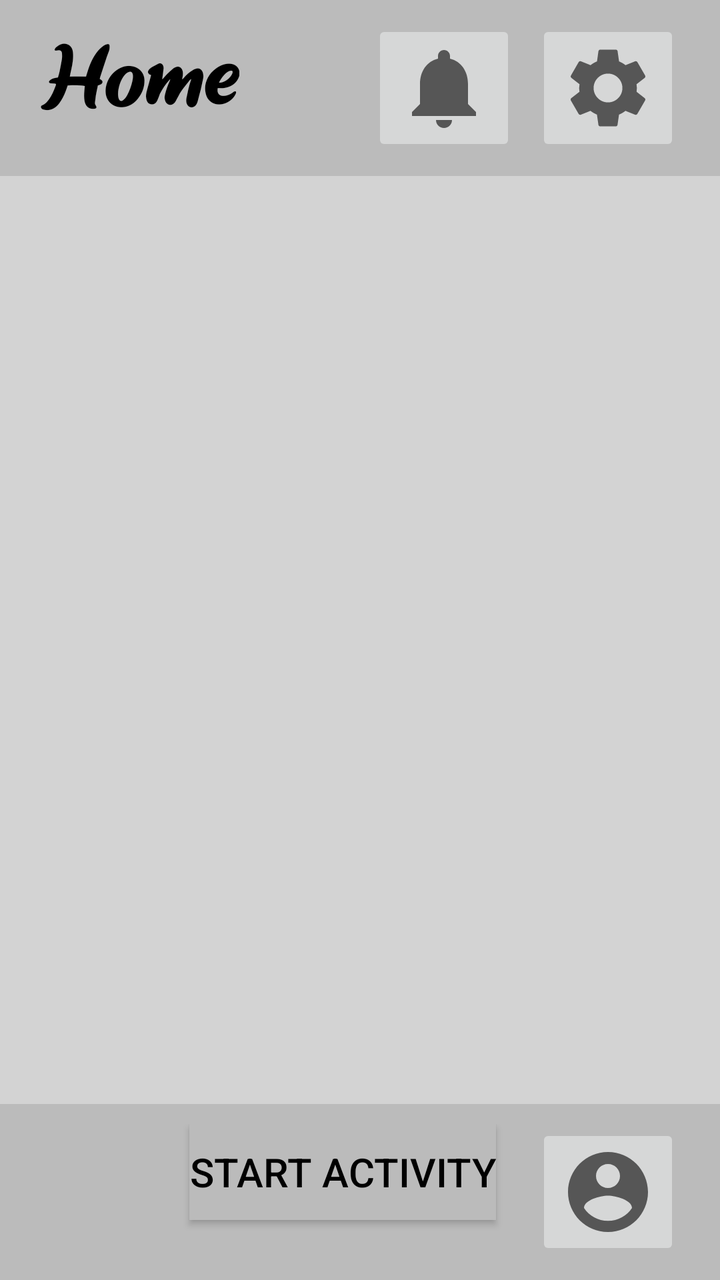
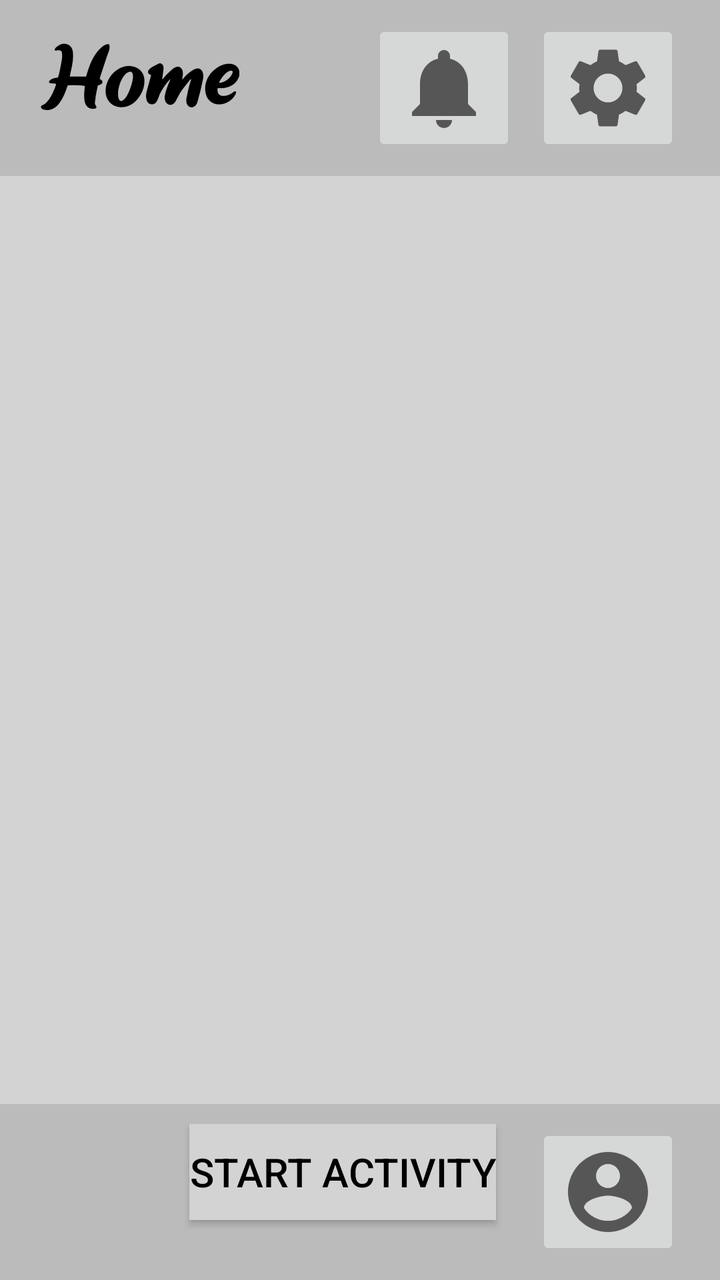

Two renders of the same Android screen: before a commit and after it. Below are the layout's source before the change and the commit's diff.
<!-- AndroidManifest.xml: application theme Theme.CMP309CWK -->
<!-- res/layout/activity_main.xml -->
<?xml version="1.0" encoding="utf-8"?>
<RelativeLayout xmlns:android="http://schemas.android.com/apk/res/android"
    android:layout_width="fill_parent"
    android:layout_height="fill_parent"
    xmlns:app="http://schemas.android.com/apk/res-auto"
    android:background="@color/white"
    android:orientation="vertical">

    <LinearLayout xmlns:android="http://schemas.android.com/apk/res/android"
        xmlns:tools="http://schemas.android.com/tools"
        android:layout_width="match_parent"
        android:layout_height="match_parent"
        android:background="#D3D3D3"
        android:orientation="vertical"
        tools:context=".MainActivity">

        
        <LinearLayout
            android:layout_width="match_parent"
            android:layout_height="wrap_content"
            android:background="#bbbbbb"
            android:orientation="horizontal">

            <TextView
                android:layout_width="wrap_content"
                android:layout_height="wrap_content"
                android:layout_marginLeft="20dp"
                android:layout_marginTop="20dp"
                android:layout_marginBottom="10dp"
                android:fontFamily="@font/title"
                android:gravity="left"
                android:text="Home"
                android:textColor="#000000"
                android:textSize="40sp" />


            <LinearLayout
                android:layout_width="match_parent"
                android:layout_height="wrap_content"
                android:layout_marginTop="10dp"
                android:layout_marginRight="10dp"
                android:layout_marginBottom="10dp"
                android:gravity="right"
                android:orientation="horizontal">


                <ImageButton
                    android:id="@+id/btnNotification"
                    android:layout_width="wrap_content"
                    android:layout_height="wrap_content"
                    android:layout_marginRight="10dp"
                    android:src="@drawable/ic_baseline_notifications_24" />

                <ImageButton
                    android:id="@+id/btnSettings"
                    android:layout_width="wrap_content"
                    android:layout_height="wrap_content"
                    android:layout_marginRight="10dp"
                    android:src="@drawable/ic_baseline_settings_24" />

            </LinearLayout>
        </LinearLayout>
        

        
        
        

    </LinearLayout>

    
    <LinearLayout
        android:layout_width="match_parent"
        android:layout_height="wrap_content"
        android:orientation="horizontal"
        android:background="#bbbbbb"
        android:layout_alignParentBottom="true" >



        <LinearLayout
            android:layout_width="match_parent"
            android:layout_height="wrap_content"
            android:orientation="horizontal"
            android:layout_marginTop="10dp"
            android:layout_marginBottom="10dp"
            android:layout_marginEnd="10dp"
            android:gravity="right">

            
            <Button
                android:id="@+id/btnStartMaps"
                android:layout_width="wrap_content"
                android:layout_height="wrap_content"
                android:layout_marginRight="20dp"
                android:text="Start Activity"
                android:textColor="#000000"
                android:textSize="20sp"
                android:layout_marginBottom="10dp"
                android:layout_marginLeft="20dp"
                app:backgroundTint="@null"
                android:background="#bbbbbb" />



            <ImageButton
                android:id="@+id/btnProfile"
                android:layout_width="wrap_content"
                android:layout_height="wrap_content"
                android:layout_marginEnd="10dp"
                android:src="@drawable/ic_baseline_account_circle_24" />

        </LinearLayout>

    </LinearLayout>
    


</RelativeLayout>
<!-- resources referenced by this layout -->
<resources>
  <color name="white">#FFFFFFFF</color>
  <!-- drawable ic_baseline_account_circle_24 (drawable) -->
  <vector xmlns:android="http://schemas.android.com/apk/res/android"
      android:width="48dp"
      android:height="48dp"
      android:viewportWidth="24"
      android:viewportHeight="24"
      android:tint="?attr/colorControlNormal">
    <path
        android:fillColor="@android:color/white"
        android:pathData="M12,2C6.48,2 2,6.48 2,12s4.48,10 10,10 10,-4.48 10,-10S17.52,2 12,2zM12,5c1.66,0 3,1.34 3,3s-1.34,3 -3,3 -3,-1.34 -3,-3 1.34,-3 3,-3zM12,19.2c-2.5,0 -4.71,-1.28 -6,-3.22 0.03,-1.99 4,-3.08 6,-3.08 1.99,0 5.97,1.09 6,3.08 -1.29,1.94 -3.5,3.22 -6,3.22z"/>
  </vector>
  <!-- drawable ic_baseline_notifications_24 (drawable) -->
  <vector android:height="48dp" android:tint="?attr/colorControlNormal"
      android:viewportHeight="24" android:viewportWidth="24"
      android:width="48dp" xmlns:android="http://schemas.android.com/apk/res/android">
      <path android:fillColor="@android:color/white" android:pathData="M12,22c1.1,0 2,-0.9 2,-2h-4c0,1.1 0.89,2 2,2zM18,16v-5c0,-3.07 -1.64,-5.64 -4.5,-6.32L13.5,4c0,-0.83 -0.67,-1.5 -1.5,-1.5s-1.5,0.67 -1.5,1.5v0.68C7.63,5.36 6,7.92 6,11v5l-2,2v1h16v-1l-2,-2z"/>
  </vector>
  <!-- drawable ic_baseline_settings_24 (drawable) -->
  <vector android:height="48dp" android:tint="?attr/colorControlNormal"
      android:viewportHeight="24" android:viewportWidth="24"
      android:width="48dp" xmlns:android="http://schemas.android.com/apk/res/android">
      <path android:fillColor="@android:color/white" android:pathData="M19.14,12.94c0.04,-0.3 0.06,-0.61 0.06,-0.94c0,-0.32 -0.02,-0.64 -0.07,-0.94l2.03,-1.58c0.18,-0.14 0.23,-0.41 0.12,-0.61l-1.92,-3.32c-0.12,-0.22 -0.37,-0.29 -0.59,-0.22l-2.39,0.96c-0.5,-0.38 -1.03,-0.7 -1.62,-0.94L14.4,2.81c-0.04,-0.24 -0.24,-0.41 -0.48,-0.41h-3.84c-0.24,0 -0.43,0.17 -0.47,0.41L9.25,5.35C8.66,5.59 8.12,5.92 7.63,6.29L5.24,5.33c-0.22,-0.08 -0.47,0 -0.59,0.22L2.74,8.87C2.62,9.08 2.66,9.34 2.86,9.48l2.03,1.58C4.84,11.36 4.8,11.69 4.8,12s0.02,0.64 0.07,0.94l-2.03,1.58c-0.18,0.14 -0.23,0.41 -0.12,0.61l1.92,3.32c0.12,0.22 0.37,0.29 0.59,0.22l2.39,-0.96c0.5,0.38 1.03,0.7 1.62,0.94l0.36,2.54c0.05,0.24 0.24,0.41 0.48,0.41h3.84c0.24,0 0.44,-0.17 0.47,-0.41l0.36,-2.54c0.59,-0.24 1.13,-0.56 1.62,-0.94l2.39,0.96c0.22,0.08 0.47,0 0.59,-0.22l1.92,-3.32c0.12,-0.22 0.07,-0.47 -0.12,-0.61L19.14,12.94zM12,15.6c-1.98,0 -3.6,-1.62 -3.6,-3.6s1.62,-3.6 3.6,-3.6s3.6,1.62 3.6,3.6S13.98,15.6 12,15.6z"/>
  </vector>
  <style name="Theme.CMP309CWK" parent="Theme.MaterialComponents.DayNight.DarkActionBar">
          
          <item name="colorPrimary">@color/purple_500</item>
          <item name="colorPrimaryVariant">@color/purple_700</item>
          <item name="colorOnPrimary">@color/white</item>
          
          <item name="colorSecondary">@color/teal_200</item>
          <item name="colorSecondaryVariant">@color/teal_700</item>
          <item name="colorOnSecondary">@color/black</item>
          
          <item name="android:statusBarColor" tools:targetApi="l">?attr/colorPrimaryVariant</item>
          
      </style>
  <color name="purple_500">#FF6200EE</color>
  <color name="purple_700">#FF3700B3</color>
  <color name="teal_200">#FF03DAC5</color>
  <color name="teal_700">#FF018786</color>
  <color name="black">#FF000000</color>
</resources>

<!-- the commit's change to res/layout/activity_main.xml (unified diff, before → after) -->
@@ -99,7 +99,7 @@
                 android:layout_marginBottom="10dp"
                 android:layout_marginLeft="20dp"
                 app:backgroundTint="@null"
-                android:background="#bbbbbb" />
+                android:background="#D3D3D3" />
 
 
 
